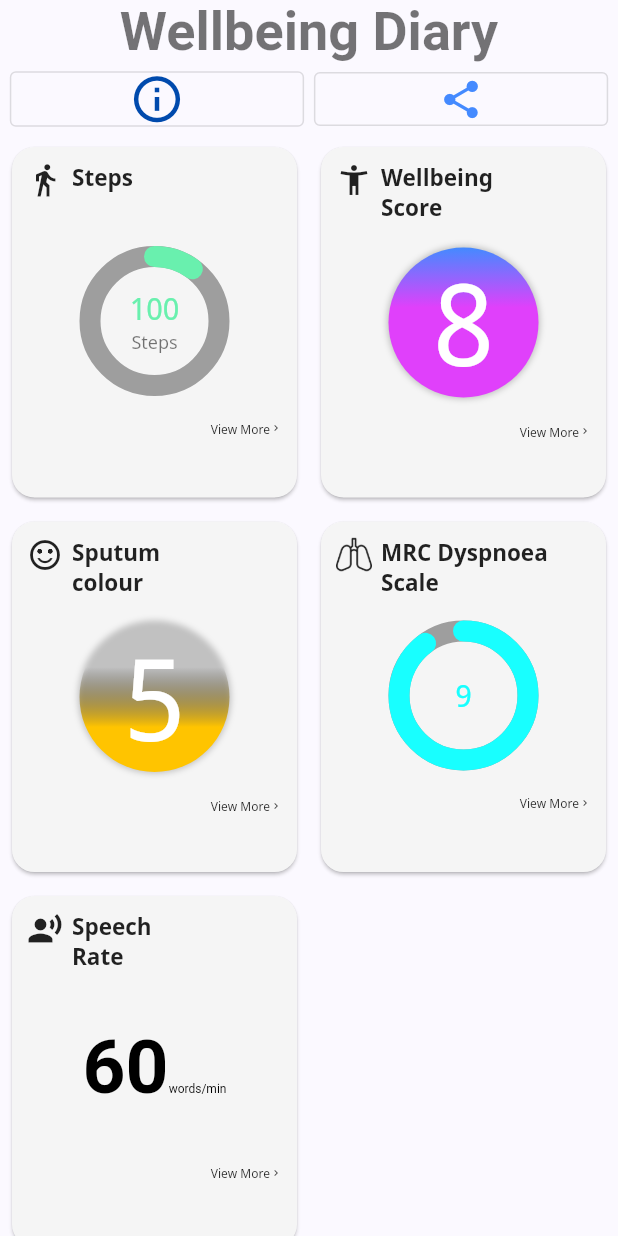
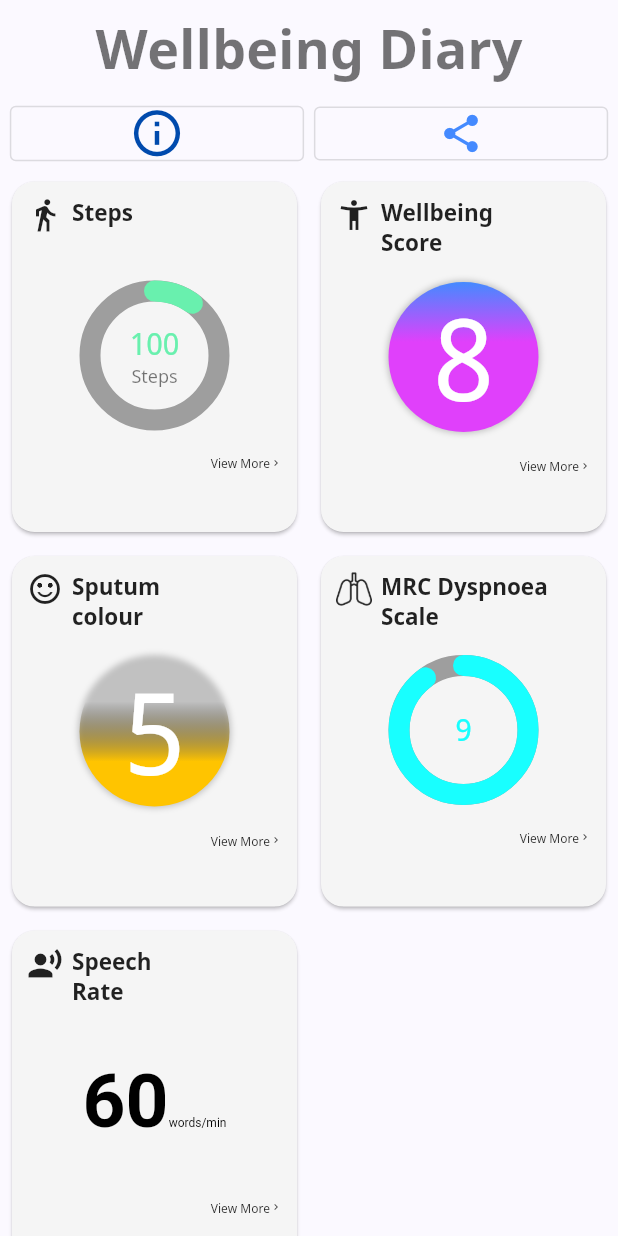
Before and after one commit to aleksei-sukhov-ucl/DataCaptureApp_NudgeMe, a Flutter app: the WellbeingPage screen opened directly, on a phone screen of 412 x 824 dp. Run offline on Flutter 3.47's test engine with Material 2 defaults, Android fonts, the light colour scheme and no system bars; drawn by our look-alikes of percent_indicator; our stand-ins replace charts_flutter, clock, contacts_service, convex_bottom_bar, fl_chart, flutter_local_notifications and 18 more; missing offline and left inert: cron, encrypt, flutter_sms, highlighter_coachmark, pointycastle, qr_code_scanner and 1 more; accounts and stored records are empty; network calls fail; statements that could not run were skipped.

Commit message:
Changed the structure of the folders

```diff
--- a/lib/NewUI/chart.dart
+++ b/lib/NewUI/chart.dart
@@ -2,7 +2,7 @@ import 'package:fl_chart/fl_chart.dart';
 import 'package:flutter/material.dart';
 import 'dart:async';
 import 'package:flutter/gestures.dart';
-import 'package:nudge_me/pages/WellbeingPage/cards.dart';
+import 'package:nudge_me/pages/wellbeing_page/cards.dart';
 import 'package:toggle_switch/toggle_switch.dart';
 
 import 'chart_settings.dart';
--- a/lib/NewUI/graph_page.dart
+++ b/lib/NewUI/graph_page.dart
@@ -4,7 +4,7 @@ import 'package:flutter/cupertino.dart';
 import 'package:flutter/material.dart';
 import 'package:flutter/rendering.dart';
 import 'package:flutter/widgets.dart';
-import 'package:nudge_me/pages/WellbeingPage/cards.dart';
+import 'package:nudge_me/pages/wellbeing_page/cards.dart';
 
 import 'chart.dart';
 
--- a/lib/main.dart
+++ b/lib/main.dart
@@ -168,7 +168,7 @@ class MyApp extends StatelessWidget {
               headline1: TextStyle(
                   fontSize: 36.0,
                   fontWeight: FontWeight.w700,
-                  fontFamily: 'Roboto'),
+                  fontFamily: 'NotoSans'),
               headline2: TextStyle(
                 fontFamily: 'NotoSans',
                 fontSize: 25,
--- a/lib/main_pages.dart
+++ b/lib/main_pages.dart
@@ -9,7 +9,7 @@ import 'package:nudge_me/pages/home_page.dart';
 import 'package:nudge_me/pages/nudge_screen.dart';
 import 'package:nudge_me/pages/support_page.dart';
 import 'package:nudge_me/pages/testing_page.dart';
-import 'package:nudge_me/pages/WellbeingPage/wellbeing_page.dart';
+import 'package:nudge_me/pages/wellbeing_page/wellbeing_page.dart';
 import 'package:nudge_me/pages/settings_page.dart';
 import 'package:pedometer/pedometer.dart';
 import 'package:provider/provider.dart';
@@ -119,7 +119,7 @@ class _MainPagesState extends State<MainPages> {
   Widget build(BuildContext context) {
     _updateUnread();
 
-    final pages = [
+    final List<Widget> pages = [
       WellbeingPage(),
       HomePage(Pedometer.stepCountStream.map((event) => event.steps)),
       SupportPage(),
--- a/lib/pages/WellbeingPage/speech_rate_tile.dart
+++ b/lib/pages/wellbeing_page/speech_rate_tile.dart
@@ -1,5 +1,5 @@
 import 'package:flutter/material.dart';
-import 'package:nudge_me/pages/WellbeingPage/cards.dart';
+import 'package:nudge_me/pages/wellbeing_page/cards.dart';
 
 class SpeechRareTile extends StatefulWidget {
   final CardClass card;
--- a/lib/pages/WellbeingPage/wellbeing_page.dart
+++ b/lib/pages/wellbeing_page/wellbeing_page.dart
@@ -8,7 +8,11 @@ class WellbeingPage extends StatelessWidget {
         body: SafeArea(
             child: Center(
                 child: Column(children: [
-          Text("Wellbeing Diary", style: Theme.of(context).textTheme.headline1),
+          Padding(
+            padding: const EdgeInsets.all(8.0),
+            child: Text("Wellbeing Diary",
+                style: Theme.of(context).textTheme.headline1),
+          ),
           Flexible(
               child: WellbeingGraph(
             animate: true,
--- a/lib/shared/wellbeing_graph.dart
+++ b/lib/shared/wellbeing_graph.dart
@@ -3,8 +3,8 @@ import 'dart:async';
 import 'package:charts_flutter/flutter.dart' as charts;
 import 'package:flutter/material.dart';
 import 'package:highlighter_coachmark/highlighter_coachmark.dart';
-import 'package:nudge_me/pages/WellbeingPage/cards.dart';
-import 'package:nudge_me/pages/WellbeingPage/homePageGridView.dart';
+import 'package:nudge_me/pages/wellbeing_page/cards.dart';
+import 'package:nudge_me/pages/wellbeing_page/homePageGridView.dart';
 import 'package:nudge_me/model/user_model.dart';
 import 'package:nudge_me/shared/share_button.dart';
 import 'package:provider/provider.dart';
```
Also changed, not shown: lib/pages/wellbeing_page/homePageGridView.dart (renamed from lib/pages/WellbeingPage/homePageGridView.dart, +14 -8 lines), lib/pages/wellbeing_page/cards.dart (renamed from lib/pages/WellbeingPage/cards.dart), lib/pages/wellbeing_page/circle_progress.dart (renamed from lib/pages/WellbeingPage/circle_progress.dart).
